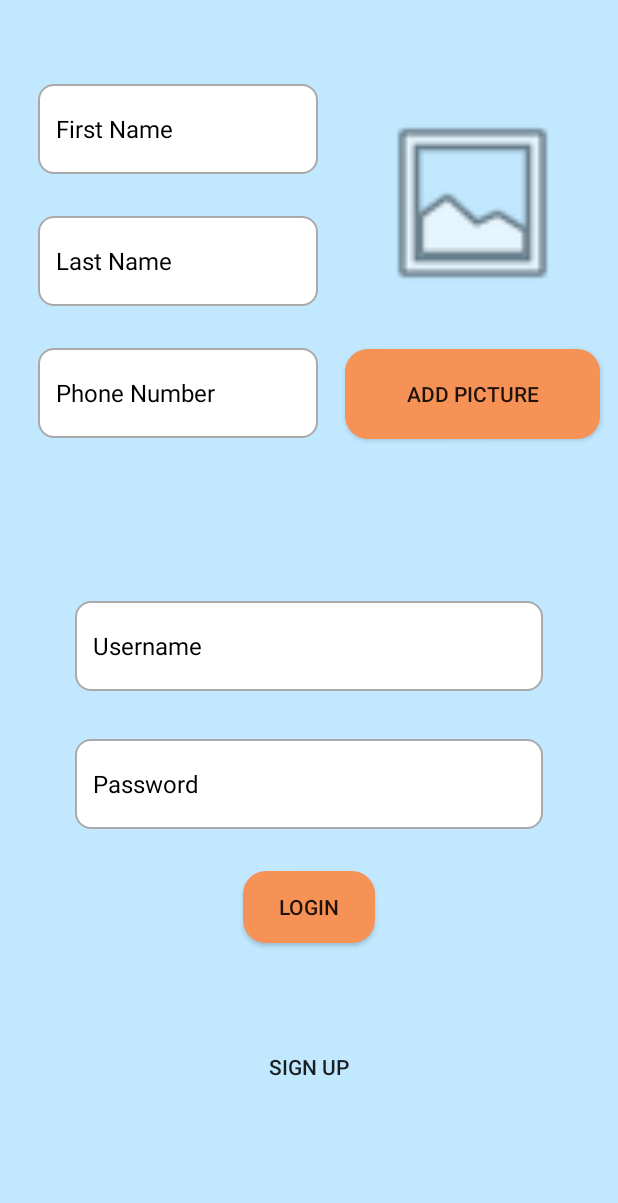
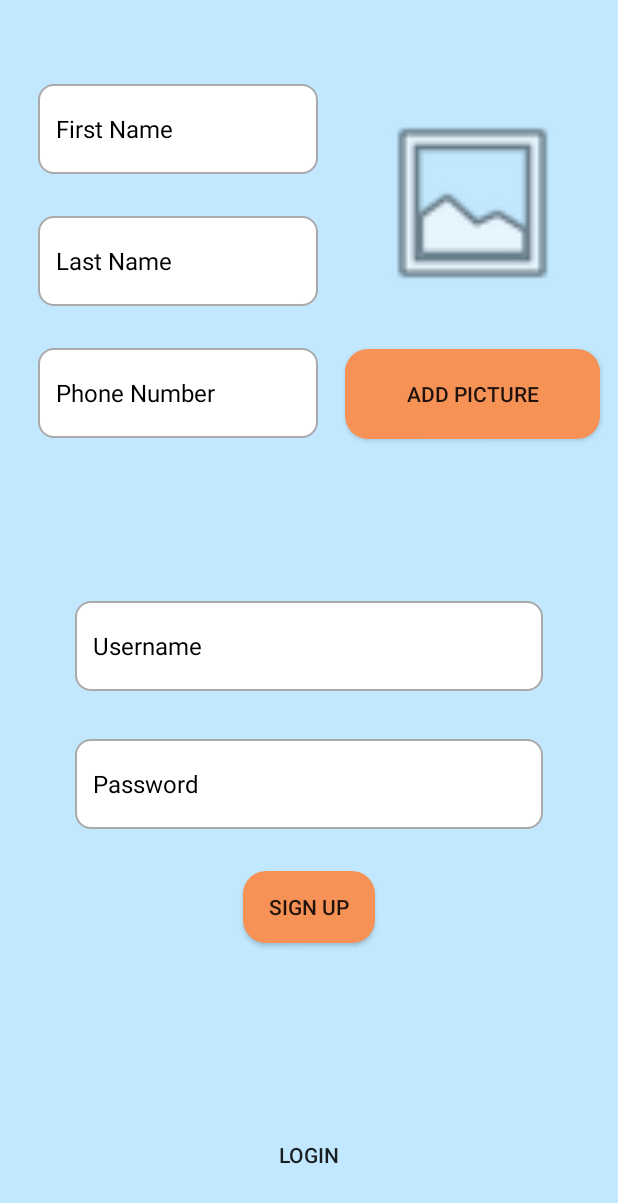
Before and after one commit to pavle-zivanovic/Android, an Android app: the SignupFragment screen opened through its navigation route, on a phone screen of 412 x 824 dp. Shown: the top 1203 px of the screen. Run offline under Robolectric (Android 15) with nearby library versions, the light colour scheme and no system bars; our stand-ins replace Firebase (no records; nobody signed in at launch, a user with empty details on screens opened directly), data binding; pictures from the network do not load; 14 statements that could not run were skipped.

Commit message:
Login/Signup

```diff
--- a/HouseBuilder/app/build.gradle
+++ b/HouseBuilder/app/build.gradle
@@ -1,6 +1,7 @@
 plugins {
     id 'com.android.application'
     id 'org.jetbrains.kotlin.android'
+    id 'com.google.gms.google-services'
 }
 
 android {
--- a/HouseBuilder/app/src/main/java/elfak/mosis/housebuilder/screens/LoginFragment.kt
+++ b/HouseBuilder/app/src/main/java/elfak/mosis/housebuilder/screens/LoginFragment.kt
@@ -4,11 +4,17 @@ import android.os.Bundle
 import android.view.LayoutInflater
 import android.view.View
 import android.view.ViewGroup
+import androidx.databinding.DataBindingUtil
 import androidx.fragment.app.Fragment
+import androidx.fragment.app.viewModels
+import androidx.navigation.fragment.findNavController
+import elfak.mosis.housebuilder.R
 import elfak.mosis.housebuilder.databinding.FragmentLoginBinding
+import elfak.mosis.housebuilder.models.LoginAndSignupViewModel
 
 class LoginFragment : Fragment() {
 
+    private val userViewModel: LoginAndSignupViewModel by viewModels()
     private var _binding: FragmentLoginBinding? = null
     private val binding get() = _binding!!
 
@@ -21,7 +27,22 @@ class LoginFragment : Fragment() {
         savedInstanceState: Bundle?
     ): View? {
 
-        _binding = FragmentLoginBinding.inflate(inflater, container, false)
+        _binding = DataBindingUtil.inflate(inflater, R.layout.fragment_login, container, false)
         return binding.root
     }
+
+    override fun onViewCreated(view: View, savedInstanceState: Bundle?) {
+        super.onViewCreated(view, savedInstanceState)
+
+        binding.lifecycleOwner = viewLifecycleOwner
+        binding.userViewModel = userViewModel
+
+        binding.buttonLogin.setOnClickListener{userViewModel.login()}
+        binding.buttonSignup.setOnClickListener{findNavController().navigate(R.id.action_LoginFragment_to_SignupFragment)}
+    }
+
+    override fun onDestroyView() {
+        super.onDestroyView()
+        _binding = null
+    }
 }
--- a/HouseBuilder/app/src/main/java/elfak/mosis/housebuilder/screens/SignupFragment.kt
+++ b/HouseBuilder/app/src/main/java/elfak/mosis/housebuilder/screens/SignupFragment.kt
@@ -1,13 +1,27 @@
 package elfak.mosis.housebuilder.screens
 
+import android.app.Activity.RESULT_OK
+import android.content.Intent
+import android.graphics.Bitmap
+import android.graphics.drawable.BitmapDrawable
+import android.net.Uri
 import android.os.Bundle
 import android.view.LayoutInflater
 import android.view.View
 import android.view.ViewGroup
 import androidx.fragment.app.Fragment
+import androidx.fragment.app.viewModels
+import androidx.navigation.fragment.findNavController
 import elfak.mosis.housebuilder.R
+import elfak.mosis.housebuilder.databinding.FragmentSignupBinding
+import elfak.mosis.housebuilder.models.LoginAndSignupViewModel
 
 class SignupFragment : Fragment() {
+
+    private val userViewModel: LoginAndSignupViewModel by viewModels()
+    private var _binding: FragmentSignupBinding? = null
+    private val binding get() = _binding!!
+    var SELECT_PICTURE: Int = 200
 
     override fun onCreate(savedInstanceState: Bundle?) {
         super.onCreate(savedInstanceState)
@@ -18,6 +32,46 @@ class SignupFragment : Fragment() {
         savedInstanceState: Bundle?
     ): View? {
         // Inflate the layout for this fragment
-        return inflater.inflate(R.layout.fragment_signup, container, false)
+
+        _binding = FragmentSignupBinding.inflate(inflater, container, false)
+        return binding.root
     }
+
+    override fun onViewCreated(view: View, savedInstanceState: Bundle?) {
+        super.onViewCreated(view, savedInstanceState)
+
+        binding.lifecycleOwner = viewLifecycleOwner
+        binding.userViewModel = userViewModel
+
+        binding.buttonSignup.setOnClickListener{userViewModel.createAccount()}
+        binding.buttonLogin.setOnClickListener{findNavController().navigate(R.id.action_SignupFragment_to_LoginFragment)}
+        binding.buttonAddpicture.setOnClickListener{chooseImage()}
+    }
+
+    private fun chooseImage(){
+        val i: Intent = Intent()
+        i.setType("image/*")
+        i.setAction(Intent.ACTION_GET_CONTENT)
+        startActivityForResult(Intent.createChooser(i, "Add picture"), SELECT_PICTURE)
+    }
+
+    override fun onActivityResult(requestCode: Int, resultCode: Int, data: Intent?) {
+        super.onActivityResult(requestCode, resultCode, data)
+        if(resultCode == RESULT_OK){
+            if(requestCode == SELECT_PICTURE){
+                val selectedImageUri: Uri = data?.getData()!!
+                binding.uploadImage.setImageURI(selectedImageUri)
+                binding.uploadImage.isDrawingCacheEnabled = true
+                binding.uploadImage.buildDrawingCache()
+                val bitmap: Bitmap = (binding.uploadImage.drawable as BitmapDrawable).bitmap
+                userViewModel.setImage(bitmap)
+            }
+        }
+    }
+
+    override fun onDestroyView() {
+        super.onDestroyView()
+        _binding = null
+    }
+
 }
--- a/HouseBuilder/app/src/main/res/layout/fragment_signup.xml
+++ b/HouseBuilder/app/src/main/res/layout/fragment_signup.xml
@@ -1,12 +1,15 @@
 <?xml version="1.0" encoding="utf-8"?>
-<androidx.constraintlayout.widget.ConstraintLayout xmlns:android="http://schemas.android.com/apk/res/android"
+<layout xmlns:tools="http://schemas.android.com/tools"
+    xmlns:android="http://schemas.android.com/apk/res/android"
     xmlns:app="http://schemas.android.com/apk/res-auto"
-    xmlns:tools="http://schemas.android.com/tools"
+    tools:context=".screens.SignupFragment">
+    <data>
+        <variable name="userViewModel" type="elfak.mosis.housebuilder.models.LoginAndSignupViewModel" />
+    </data>
+    <androidx.constraintlayout.widget.ConstraintLayout
         android:layout_width="match_parent"
         android:layout_height="match_parent"
-    android:background="#c1e8ff"
-    tools:context=".screens.SignupFragment">
-
+        android:background="#c1e8ff">
 
         <androidx.constraintlayout.widget.Guideline
             android:id="@+id/guideline"
@@ -61,7 +64,8 @@
             app:layout_constraintHorizontal_bias="0.509"
             app:layout_constraintStart_toStartOf="parent"
             app:layout_constraintTop_toTopOf="parent"
-        android:autofillHints="@string/input_first_name" />
+            android:autofillHints="@string/input_first_name"
+            android:afterTextChanged="@{userViewModel.onFirstNameTextChanged}"/>
 
         <EditText
             android:id="@+id/input_lastname"
@@ -82,7 +86,8 @@
             app:layout_constraintHorizontal_bias="0.509"
             app:layout_constraintStart_toStartOf="parent"
             app:layout_constraintTop_toBottomOf="@+id/input_firstname"
-        android:autofillHints="@string/input_last_name" />
+            android:autofillHints="@string/input_last_name"
+            android:afterTextChanged="@{userViewModel.onLastNameTextChanged}"/>
 
         <EditText
             android:id="@+id/input_phone"
@@ -103,10 +108,11 @@
             app:layout_constraintHorizontal_bias="0.112"
             app:layout_constraintStart_toStartOf="parent"
             app:layout_constraintTop_toBottomOf="@+id/input_lastname"
-        android:autofillHints="@string/input_phone_number" />
+            android:autofillHints="@string/input_phone_number"
+            android:afterTextChanged="@{userViewModel.onPhoneTextChanged}"/>
 
         <EditText
-        android:id="@+id/input_username_signup"
+            android:id="@+id/input_username"
             android:layout_width="match_parent"
             android:layout_height="60dp"
             android:layout_marginStart="50dp"
@@ -124,10 +130,11 @@
             app:layout_constraintHorizontal_bias="0.504"
             app:layout_constraintStart_toStartOf="parent"
             app:layout_constraintTop_toTopOf="@+id/guideline"
-        android:autofillHints="@string/input_username" />
+            android:autofillHints="@string/input_username"
+            android:afterTextChanged="@{userViewModel.onUsernameTextChanged}"/>
 
         <EditText
-        android:id="@+id/input_password_signup"
+            android:id="@+id/input_password"
             android:layout_width="match_parent"
             android:layout_height="60dp"
             android:layout_marginStart="50dp"
@@ -144,32 +151,35 @@
             app:layout_constraintEnd_toEndOf="parent"
             app:layout_constraintHorizontal_bias="0.504"
             app:layout_constraintStart_toStartOf="parent"
-        app:layout_constraintTop_toBottomOf="@+id/input_username_signup"
-        android:autofillHints="@string/input_password" />
+            app:layout_constraintTop_toBottomOf="@+id/input_username"
+            android:autofillHints="@string/input_password"
+            android:afterTextChanged="@{userViewModel.onPasswordTextChanged}"/>
 
         <Button
-        android:id="@+id/button_login_signup"
+            android:id="@+id/button_signup"
             android:layout_width="wrap_content"
             android:layout_height="wrap_content"
             android:layout_marginTop="28dp"
             android:background="@drawable/orange_button_color"
-        android:text="@string/button_login"
+            android:text="@string/button_signup"
             app:layout_constraintEnd_toEndOf="parent"
             app:layout_constraintHorizontal_bias="0.501"
             app:layout_constraintStart_toStartOf="parent"
-        app:layout_constraintTop_toBottomOf="@+id/input_password_signup" />
+            app:layout_constraintTop_toBottomOf="@+id/input_password" />
 
         <Button
-        android:id="@+id/button_signup_signup"
+            android:id="@+id/button_login"
             style="?android:attr/borderlessButtonStyle"
             android:layout_width="wrap_content"
             android:layout_height="wrap_content"
             android:layout_marginBottom="30dp"
-        android:text="@string/button_signup"
+            android:text="@string/button_login"
             app:layout_constraintBottom_toBottomOf="parent"
             app:layout_constraintEnd_toEndOf="parent"
             app:layout_constraintHorizontal_bias="0.501"
             app:layout_constraintStart_toStartOf="parent"
-        app:layout_constraintTop_toBottomOf="@+id/button_login_signup" />
+            app:layout_constraintTop_toBottomOf="@+id/button_signup"
+            app:layout_constraintVertical_bias="1.0" />
 
     </androidx.constraintlayout.widget.ConstraintLayout>
+</layout>
--- a/HouseBuilder/build.gradle
+++ b/HouseBuilder/build.gradle
@@ -3,4 +3,5 @@ plugins {
     id 'com.android.application' version '7.4.2' apply false
     id 'com.android.library' version '7.4.2' apply false
     id 'org.jetbrains.kotlin.android' version '1.8.0' apply false
+    id 'com.google.gms.google-services' version '4.3.15' apply false
 }
```
Also changed, not shown: HouseBuilder/app/src/main/AndroidManifest.xml (+8 -0 lines), HouseBuilder/app/src/main/java/elfak/mosis/housebuilder/models/LoginAndSignupViewModel.kt (+49 -2 lines), HouseBuilder/app/src/main/res/layout/fragment_login.xml (+19 -12 lines). Lines whose indentation alone changed are shown as unchanged.
